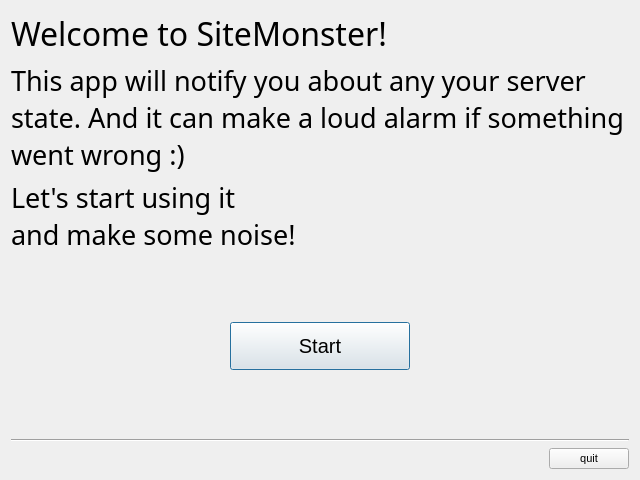
Qt form gui/ui/welcome.ui (KoniDevTeam/SiteMonster) before a commit.
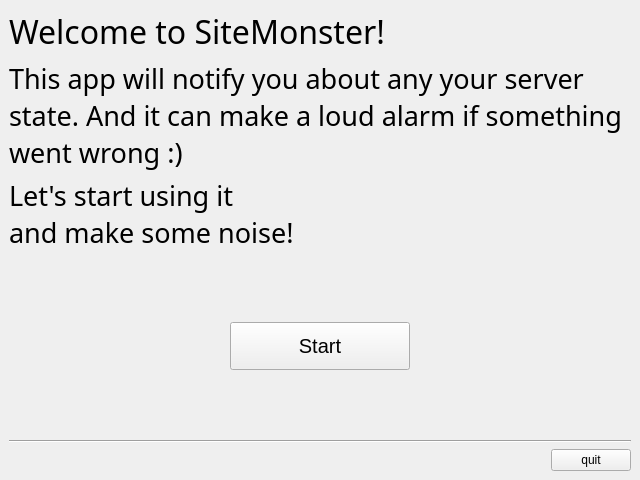
The same form after that commit.

Commit message: replace QDialog with QMainWindow

```diff
--- a/gui/ui/welcome.ui
+++ b/gui/ui/welcome.ui
@@ -1,7 +1,7 @@
 <?xml version="1.0" encoding="UTF-8"?>
 <ui version="4.0">
- <class>Dialog</class>
- <widget class="QDialog" name="Dialog">
+ <class>MainWindow</class>
+ <widget class="QMainWindow" name="MainWindow">
   <property name="geometry">
    <rect>
     <x>0</x>
@@ -10,43 +10,19 @@
     <height>480</height>
    </rect>
   </property>
-  <property name="sizePolicy">
-   <sizepolicy hsizetype="Maximum" vsizetype="Maximum">
-    <horstretch>0</horstretch>
-    <verstretch>0</verstretch>
-   </sizepolicy>
-  </property>
   <property name="minimumSize">
    <size>
     <width>640</width>
     <height>480</height>
    </size>
   </property>
-  <property name="maximumSize">
-   <size>
-    <width>1280</width>
-    <height>720</height>
-   </size>
-  </property>
-  <property name="font">
-   <font>
-    <family>Segoe UI</family>
-    <pointsize>8</pointsize>
-    <weight>50</weight>
-    <bold>false</bold>
-    <strikeout>false</strikeout>
-    <kerning>true</kerning>
-   </font>
-  </property>
   <property name="windowTitle">
    <string>Dialog</string>
   </property>
+  <widget class="QWidget" name="centralwidget">
   <property name="layoutDirection">
    <enum>Qt::RightToLeft</enum>
   </property>
-  <property name="sizeGripEnabled">
-   <bool>false</bool>
-  </property>
   <layout class="QVBoxLayout" name="verticalLayout">
    <item>
     <widget class="QLabel" name="welcome_header">
@@ -131,7 +107,7 @@
      <property name="sizeHint" stdset="0">
       <size>
        <width>20</width>
-       <height>40</height>
+        <height>54</height>
       </size>
      </property>
     </spacer>
@@ -166,6 +142,7 @@
        </property>
        <property name="font">
         <font>
+          <family>Segoe UI</family>
          <pointsize>15</pointsize>
         </font>
        </property>
@@ -187,7 +164,7 @@
      <property name="sizeHint" stdset="0">
       <size>
        <width>20</width>
-       <height>40</height>
+        <height>54</height>
       </size>
      </property>
     </spacer>
@@ -216,18 +193,8 @@
     </widget>
    </item>
   </layout>
-  <zorder>welcome_title</zorder>
-  <zorder>welcome_header</zorder>
-  <zorder>label_2</zorder>
-  <zorder>quit_btn</zorder>
-  <zorder>verticalSpacer</zorder>
-  <zorder>verticalSpacer_2</zorder>
-  <zorder>line</zorder>
- </widget>
- <tabstops>
-  <tabstop>start_btn</tabstop>
-  <tabstop>quit_btn</tabstop>
- </tabstops>
+  </widget>
+ </widget>
  <resources/>
  <connections/>
 </ui>
```
Left out of the diff: 2 changed lines with no effect on the pictures. Lines whose indentation alone changed are shown as unchanged. The commit also changes 2 other files.
